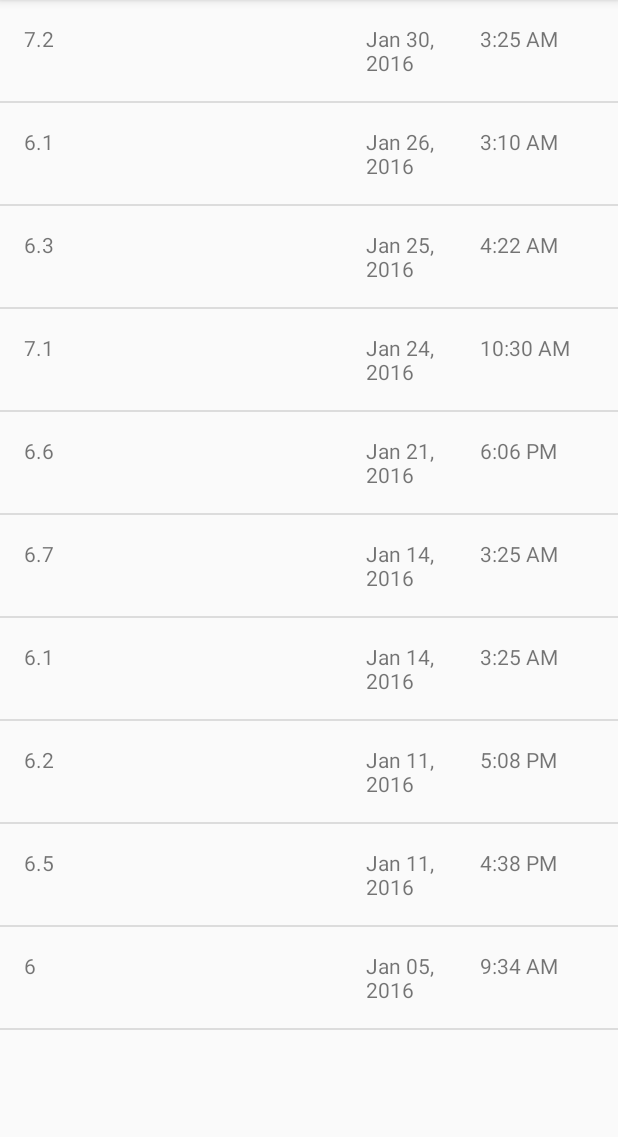
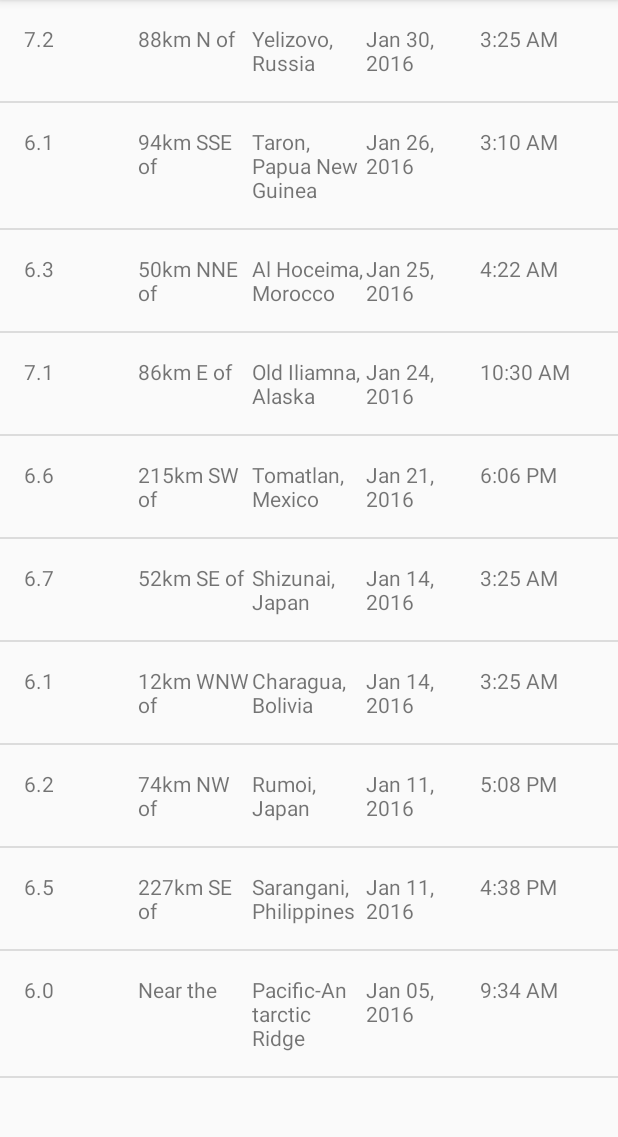
Before and after one commit to d27saurabh/Udacity_Android_Basics, an Android app: the screen it shows after launch (EarthquakeActivity), on a phone screen of 412 x 824 dp, the part 84-1221 px from its top. Run offline under Robolectric (Android 15) with nearby library versions, the phone set to English and light mode, and no system bars.

Commit message:
QuakeReport: Format corrected for Date, Location and Magnitude

```diff
--- a/ud843-QuakeReport-starting-point/app/src/main/java/com/example/android/quakereport/Earthquake.java
+++ b/ud843-QuakeReport-starting-point/app/src/main/java/com/example/android/quakereport/Earthquake.java
@@ -2,24 +2,24 @@ package com.example.android.quakereport;
 
 public class Earthquake {
 
-    private String mMagnitude;
+    private double mMagnitude;
     private String mLocation;
     private long mTimeInMilliseconds;
 
     /**
      * Constructor
-     * @param mMagnitude is the magnitude of earthquake
-     * @param mLocation is the city location of the earthquake
-     * @param mdate is the date of the earthquake happened
+     * @param magnitude is the magnitude of earthquake
+     * @param location is the city location of the earthquake
+     * @param date is the date of the earthquake happened
      */
-    public Earthquake(String magnitude, String location, Long date){
+    public Earthquake(double magnitude, String location, Long date){
 
         mMagnitude = magnitude;
         mLocation = location;
         mTimeInMilliseconds = date;
     }
 
-    public String getmMagnitude() {
+    public double getmMagnitude() {
         return mMagnitude;
     }
 
--- a/ud843-QuakeReport-starting-point/app/src/main/java/com/example/android/quakereport/EarthquakeArrayAdapter.java
+++ b/ud843-QuakeReport-starting-point/app/src/main/java/com/example/android/quakereport/EarthquakeArrayAdapter.java
@@ -1,18 +1,23 @@
 package com.example.android.quakereport;
 
 import android.app.Activity;
-import android.location.Location;
 import android.view.LayoutInflater;
 import android.view.View;
 import android.view.ViewGroup;
 import android.widget.ArrayAdapter;
 import android.widget.TextView;
 
+import java.text.DecimalFormat;
 import java.text.SimpleDateFormat;
 import java.util.ArrayList;
 import java.util.Date;
 
 public class EarthquakeArrayAdapter extends ArrayAdapter<Earthquake> {
+
+    private static final String LOCATION_SEPARATOR = " of ";
+    String primaryLocation;
+    String locationOffset;
+
 
     /**
      * This is our own custom constructor (it doesn't mirror a superclass constructor).
@@ -54,18 +59,25 @@ public class EarthquakeArrayAdapter extends ArrayAdapter<Earthquake> {
         //Find the TextView with view ID magnitude
         TextView MagnitudeView = (TextView) listItemView.findViewById(R.id.magnitude);
         //Display the magnitude of the current earthquake in that TextView
-        MagnitudeView.setText(currentEarthquake.getmMagnitude());
-
-        //Find the TextView with view ID location
-        TextView LocationView1 = (TextView) listItemView.findViewById(R.id.location_offset );
-        TextView LocationView2 = (TextView) listItemView.findViewById(R.id.primary_location );
+        String formattedMagnitude = formatMagnitude(currentEarthquake.getmMagnitude());
+        MagnitudeView.setText(formattedMagnitude);
 
         String originalLocation = currentEarthquake.getmLocation();
-        String[] LocationArray = Location.split(",");
 
-        //Display the location of the current earthquake in that TextView
-        LocationView1.setText(LocationArray[0]);
-        LocationView2.setText(LocationArray[1]);
+        if (originalLocation.contains(LOCATION_SEPARATOR)) {
+            String[] parts = originalLocation.split(LOCATION_SEPARATOR);
+            locationOffset = parts[0] + LOCATION_SEPARATOR;
+            primaryLocation = parts[1];
+        } else {
+            locationOffset = getContext().getString(R.string.near_the);
+            primaryLocation = originalLocation;
+        }
+        //Find the TextView with view ID location
+        TextView primaryLocationView = (TextView) listItemView.findViewById(R.id.primary_location);
+        primaryLocationView.setText(primaryLocation);
+
+        TextView locationOffsetView = (TextView) listItemView.findViewById(R.id.location_offset);
+        locationOffsetView.setText(locationOffset);
 
         //Create a new Fate object from the time in milliseconds of the earthquake
         Date dateObject = new Date(currentEarthquake.getmTimeInMilliseconds());
@@ -102,4 +114,13 @@ public class EarthquakeArrayAdapter extends ArrayAdapter<Earthquake> {
         SimpleDateFormat timeFormat = new SimpleDateFormat("h:mm a");
         return timeFormat.format(dateObject);
     }
+
+    /**
+     * Return the formatted magnitude string showing 1 decimal place (i.e. "3.2")
+     * from a decimal magnitude value.
+     */
+    private String formatMagnitude(double magnitude) {
+        DecimalFormat magnitudeFormat = new DecimalFormat("0.0");
+        return magnitudeFormat.format(magnitude);
     }
+}
--- a/ud843-QuakeReport-starting-point/app/src/main/java/com/example/android/quakereport/QueryUtils.java
+++ b/ud843-QuakeReport-starting-point/app/src/main/java/com/example/android/quakereport/QueryUtils.java
@@ -56,7 +56,8 @@ public final class QueryUtils {
             for(int i=0;i<features.length();i++){
                 JSONObject earthquakeObject = features.getJSONObject(i);
                 JSONObject properties = earthquakeObject.getJSONObject("properties");
-                String magnitude = properties.getString("mag");
+                // Extract the value for the key called "mag"
+                double magnitude = properties.getDouble("mag");
                 String location = properties.getString("place");
                 long time = properties.getLong("time");
 
```
Lines whose indentation alone changed are shown as unchanged.
